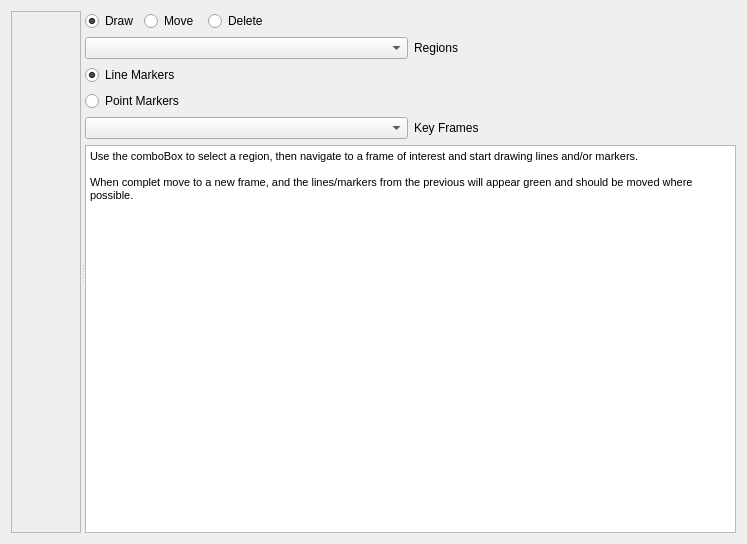
First picture: the form in resources/designer_ui/artifactmarkupwidget.ui, repository jonathanHuwP/CrystalGrowthTracker, before the edit.
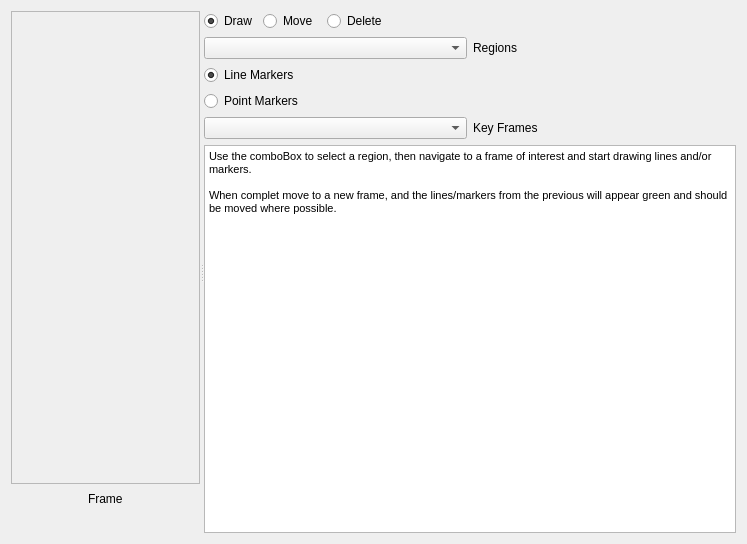
Second picture: the form after the edit. Custom widgets are drawn as their Qt base class.

The edit to the form file:
```diff
--- a/resources/designer_ui/artifactmarkupwidget.ui
+++ b/resources/designer_ui/artifactmarkupwidget.ui
@@ -13,26 +13,102 @@
   <property name="windowTitle">
    <string>Mark-up Artifacts</string>
   </property>
-  <layout class="QVBoxLayout" name="verticalLayout">
+  <layout class="QVBoxLayout" name="verticalLayout_2">
    <item>
     <widget class="QSplitter" name="_splitter">
      <property name="orientation">
       <enum>Qt::Horizontal</enum>
      </property>
-     <widget class="QScrollArea" name="scrollArea">
-      <property name="widgetResizable">
-       <bool>true</bool>
-      </property>
-      <widget class="QWidget" name="scrollAreaWidgetContents">
-       <property name="geometry">
-        <rect>
-         <x>0</x>
-         <y>0</y>
-         <width>105</width>
-         <height>516</height>
-        </rect>
-       </property>
-      </widget>
+     <widget class="QWidget" name="">
+      <layout class="QVBoxLayout" name="verticalLayout" stretch="1,0,0">
+       <item>
+        <widget class="QScrollArea" name="_videoScrollArea">
+         <property name="widgetResizable">
+          <bool>true</bool>
+         </property>
+         <widget class="QWidget" name="scrollAreaWidgetContents">
+          <property name="geometry">
+           <rect>
+            <x>0</x>
+            <y>0</y>
+            <width>206</width>
+            <height>453</height>
+           </rect>
+          </property>
+         </widget>
+        </widget>
+       </item>
+       <item>
+        <layout class="QHBoxLayout" name="horizontalLayout">
+         <item>
+          <spacer name="horizontalSpacer_2">
+           <property name="orientation">
+            <enum>Qt::Horizontal</enum>
+           </property>
+           <property name="sizeHint" stdset="0">
+            <size>
+             <width>28</width>
+             <height>17</height>
+            </size>
+           </property>
+          </spacer>
+         </item>
+         <item>
+          <widget class="QLabel" name="_frameLabel">
+           <property name="text">
+            <string>Frame</string>
+           </property>
+          </widget>
+         </item>
+         <item>
+          <spacer name="horizontalSpacer_3">
+           <property name="orientation">
+            <enum>Qt::Horizontal</enum>
+           </property>
+           <property name="sizeHint" stdset="0">
+            <size>
+             <width>28</width>
+             <height>17</height>
+            </size>
+           </property>
+          </spacer>
+         </item>
+        </layout>
+       </item>
+       <item>
+        <layout class="QHBoxLayout" name="horizontalLayout_2">
+         <item>
+          <spacer name="horizontalSpacer_6">
+           <property name="orientation">
+            <enum>Qt::Horizontal</enum>
+           </property>
+           <property name="sizeHint" stdset="0">
+            <size>
+             <width>40</width>
+             <height>20</height>
+            </size>
+           </property>
+          </spacer>
+         </item>
+         <item>
+          <widget class="CGTVideoControls" name="_videoControl" native="true"/>
+         </item>
+         <item>
+          <spacer name="horizontalSpacer_7">
+           <property name="orientation">
+            <enum>Qt::Horizontal</enum>
+           </property>
+           <property name="sizeHint" stdset="0">
+            <size>
+             <width>40</width>
+             <height>20</height>
+            </size>
+           </property>
+          </spacer>
+         </item>
+        </layout>
+       </item>
+      </layout>
      </widget>
      <widget class="QWidget" name="layoutWidget">
       <layout class="QVBoxLayout" name="controlsLayout">
@@ -160,6 +236,13 @@
    </item>
   </layout>
  </widget>
+ <customwidgets>
+  <customwidget>
+   <class>CGTVideoControls</class>
+   <extends>QWidget</extends>
+   <header>cgt.gui.cgtvideocontrols</header>
+  </customwidget>
+ </customwidgets>
  <resources/>
  <connections>
   <connection>
```
